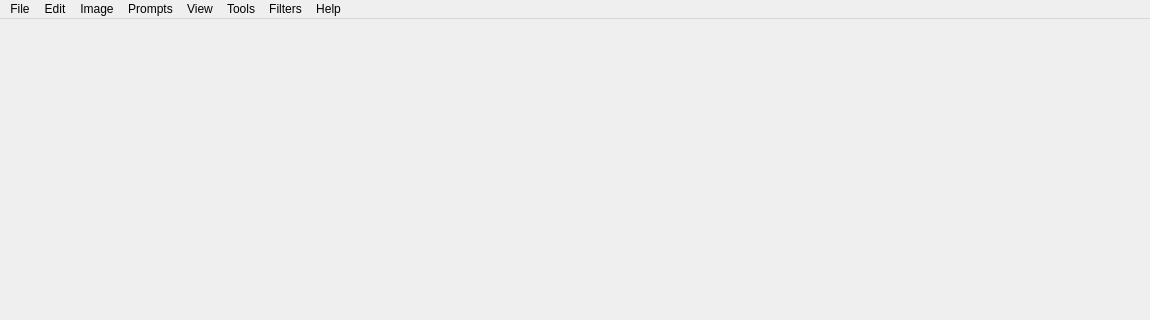
Old version of the form src/airunner/pyqt/main_window_new.ui in the repository Capsize-Games/airunner; both pictures show x 0 to 1150 and y 0 to 320 of the 1150 by 990 pixel window.
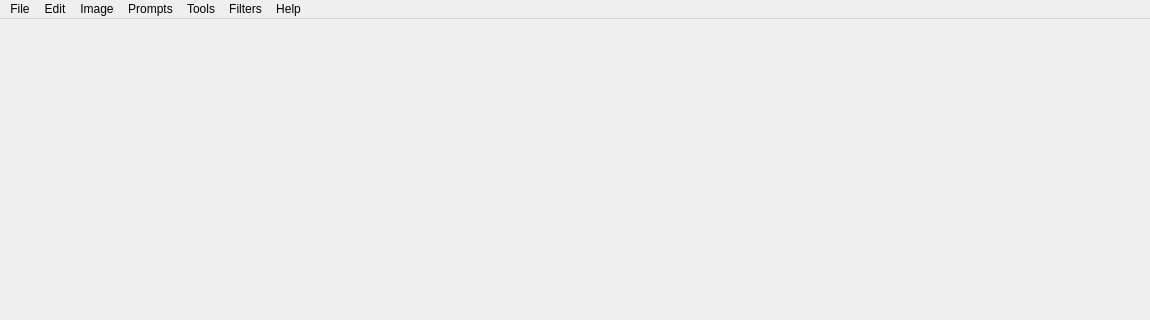
New version of the form. Icons and pictures are not drawn.

Commit message: Removes view menu from main window

Diff of the .ui file:
```diff
--- a/src/airunner/pyqt/main_window_new.ui
+++ b/src/airunner/pyqt/main_window_new.ui
@@ -143,11 +143,6 @@
     <addaction name="actionModel_Merger"/>
     <addaction name="separator"/>
    </widget>
-   <widget class="QMenu" name="menuView">
-    <property name="title">
-     <string>View</string>
-    </property>
-   </widget>
    <widget class="QMenu" name="menuImage">
     <property name="title">
      <string>Image</string>
@@ -168,7 +163,6 @@
    <addaction name="menuEdit"/>
    <addaction name="menuImage"/>
    <addaction name="menuPrompts"/>
-   <addaction name="menuView"/>
    <addaction name="menuModel_merge"/>
    <addaction name="menuFilters"/>
    <addaction name="menuAbout"/>
```
